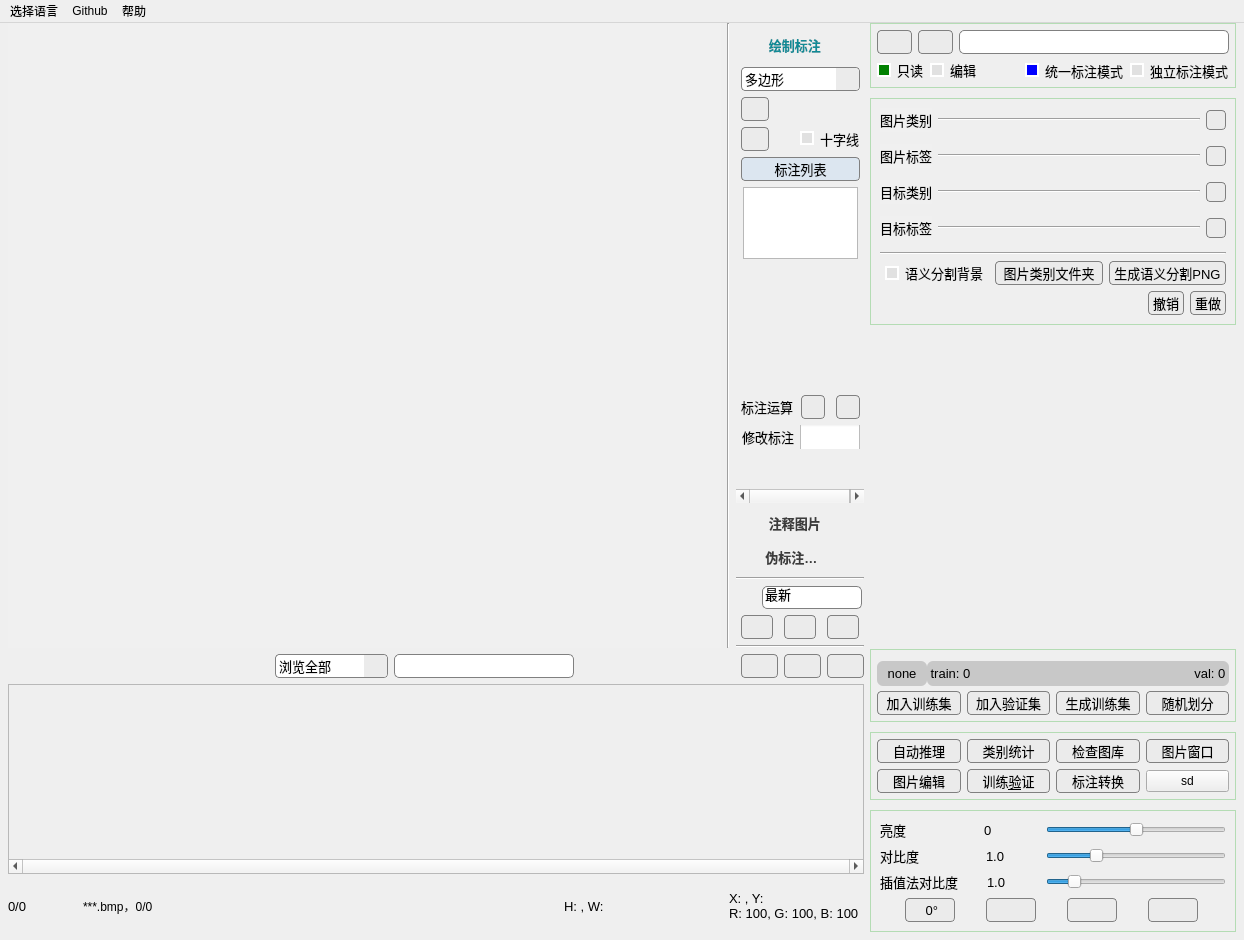
feiyuhuahuo/HuaHuoLabel, file main_window_new_fw.ui: the form before one commit.
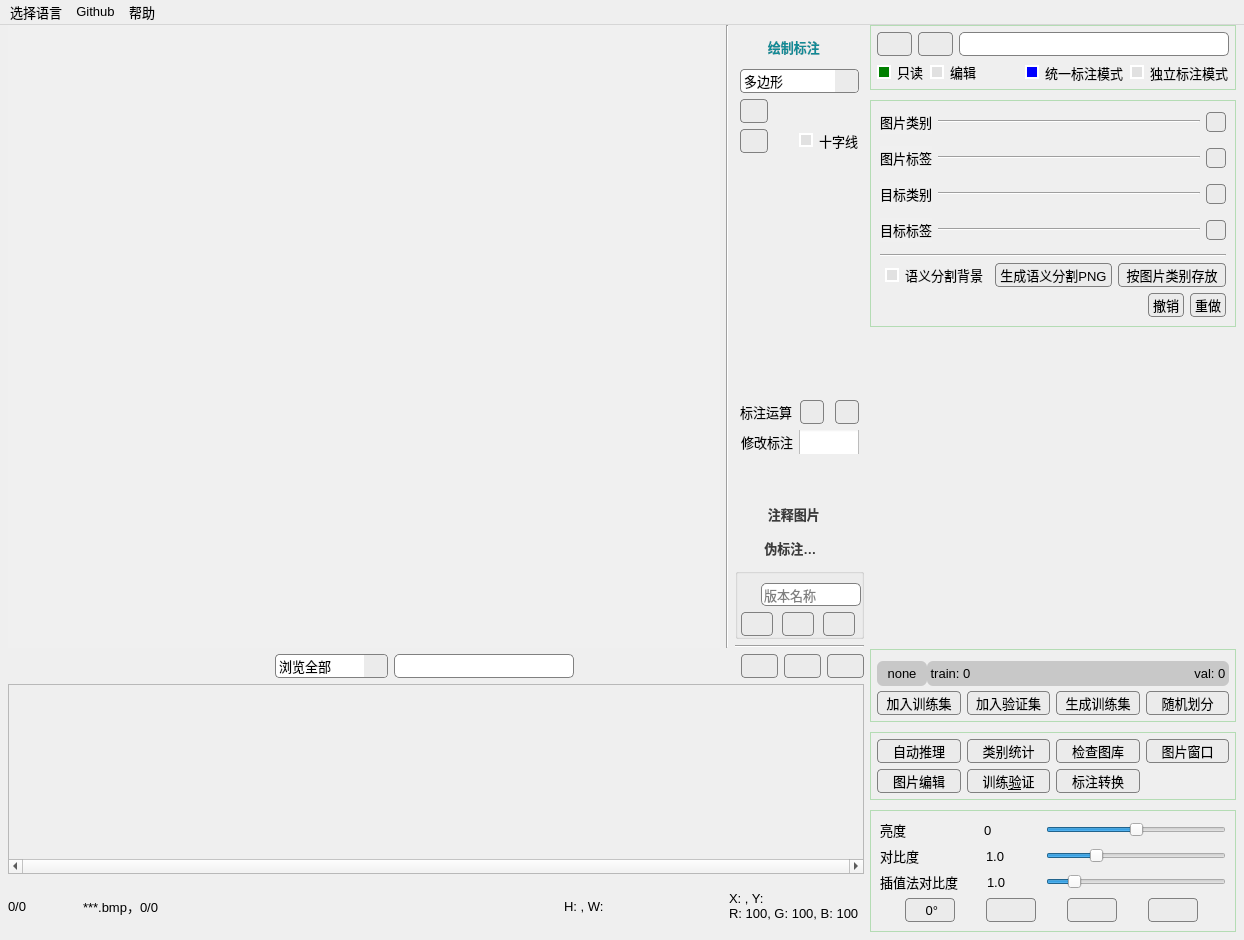
The form after the commit. Icons and pictures are not drawn. Custom widgets are drawn as their Qt base class.

```diff
--- a/main_window_new_fw.ui
+++ b/main_window_new_fw.ui
@@ -10,9 +10,18 @@
     <height>940</height>
    </rect>
   </property>
+  <property name="font">
+   <font>
+    <pointsize>10</pointsize>
+   </font>
+  </property>
   <property name="windowTitle">
    <string>花火标注</string>
   </property>
+  <property name="windowIcon">
+   <iconset>
+    <normaloff>images/icon.png</normaloff>images/icon.png</iconset>
+  </property>
   <widget class="QWidget" name="centralwidget">
    <layout class="QHBoxLayout" name="horizontalLayout_17" stretch="10,1">
     <property name="leftMargin">
@@ -73,7 +82,7 @@
          </widget>
         </item>
         <item>
-         <layout class="QVBoxLayout" name="verticalLayout_3" stretch="20,1,1,1,1">
+         <layout class="QVBoxLayout" name="verticalLayout_3" stretch="20,0,1">
           <property name="topMargin">
            <number>8</number>
           </property>
@@ -143,7 +152,7 @@
                <x>0</x>
                <y>0</y>
                <width>128</width>
-               <height>424</height>
+               <height>422</height>
               </rect>
              </property>
              <property name="font">
@@ -154,7 +163,7 @@
              <attribute name="label">
               <string>        绘制标注</string>
              </attribute>
-             <layout class="QVBoxLayout" name="verticalLayout_2" stretch="1,1,0,1,1,20,1,1,0">
+             <layout class="QVBoxLayout" name="verticalLayout_2" stretch="1,1,0,20,1,1,0">
               <property name="spacing">
                <number>6</number>
               </property>
@@ -416,60 +425,6 @@
                 </item>
                </layout>
               </item>
-              <item>
-               <widget class="QPushButton" name="pushButton_shape_list">
-                <property name="font">
-                 <font>
-                  <pointsize>10</pointsize>
-                 </font>
-                </property>
-                <property name="styleSheet">
-                 <string notr="true">border: 1px solid gray;
-padding: 1px;
-border-radius: 4px;
-background-color: rgb(220, 230, 240);</string>
-                </property>
-                <property name="text">
-                 <string>标注列表</string>
-                </property>
-               </widget>
-              </item>
-              <item alignment="Qt::AlignHCenter">
-               <widget class="ShapeListWidget" name="shape_list">
-                <property name="sizePolicy">
-                 <sizepolicy hsizetype="Minimum" vsizetype="Expanding">
-                  <horstretch>0</horstretch>
-                  <verstretch>0</verstretch>
-                 </sizepolicy>
-                </property>
-                <property name="minimumSize">
-                 <size>
-                  <width>115</width>
-                  <height>72</height>
-                 </size>
-                </property>
-                <property name="maximumSize">
-                 <size>
-                  <width>100</width>
-                  <height>10000</height>
-                 </size>
-                </property>
-                <property name="font">
-                 <font>
-                  <pointsize>10</pointsize>
-                 </font>
-                </property>
-                <property name="contextMenuPolicy">
-                 <enum>Qt::CustomContextMenu</enum>
-                </property>
-                <property name="resizeMode">
-                 <enum>QListView::Fixed</enum>
-                </property>
-                <property name="modelColumn">
-                 <number>0</number>
-                </property>
-               </widget>
-              </item>
               <item>
                <widget class="ObjList" name="obj_list" native="true">
                 <property name="sizePolicy">
@@ -671,8 +626,6 @@
              </layout>
              <zorder>checkBox_shape_edit</zorder>
              <zorder>comboBox_2</zorder>
-             <zorder>pushButton_shape_list</zorder>
-             <zorder>shape_list</zorder>
              <zorder>obj_list</zorder>
              <zorder>verticalSpacer_3</zorder>
             </widget>
@@ -682,7 +635,7 @@
                <x>0</x>
                <y>0</y>
                <width>130</width>
-               <height>424</height>
+               <height>422</height>
               </rect>
              </property>
              <attribute name="label">
@@ -1054,7 +1007,7 @@
                <x>0</x>
                <y>0</y>
                <width>128</width>
-               <height>424</height>
+               <height>422</height>
               </rect>
              </property>
              <attribute name="label">
@@ -1151,18 +1104,29 @@
            </widget>
           </item>
           <item>
-           <widget class="Line" name="line_10">
+           <widget class="VersionTrack" name="groupBox_version">
+            <property name="contextMenuPolicy">
+             <enum>Qt::CustomContextMenu</enum>
+            </property>
             <property name="styleSheet">
-             <string notr="true"/>
+             <string notr="true">QGroupBox{border：none;}</string>
             </property>
-            <property name="frameShadow">
-             <enum>QFrame::Sunken</enum>
+            <property name="title">
+             <string/>
             </property>
-            <property name="orientation">
-             <enum>Qt::Horizontal</enum>
+            <property name="flat">
+             <bool>true</bool>
             </property>
-           </widget>
-          </item>
+            <layout class="QVBoxLayout" name="verticalLayout_6">
+             <property name="leftMargin">
+              <number>0</number>
+             </property>
+             <property name="rightMargin">
+              <number>0</number>
+             </property>
+             <property name="bottomMargin">
+              <number>0</number>
+             </property>
           <item>
            <layout class="QHBoxLayout" name="horizontalLayout_11">
             <item>
@@ -1210,14 +1174,17 @@
                </font>
               </property>
               <property name="contextMenuPolicy">
-               <enum>Qt::NoContextMenu</enum>
+                  <enum>Qt::CustomContextMenu</enum>
               </property>
               <property name="styleSheet">
                <string notr="true">border: 1px solid gray;
 border-radius: 5px;</string>
               </property>
               <property name="text">
-               <string>最新</string>
+                  <string/>
+                 </property>
+                 <property name="placeholderText">
+                  <string>版本名称</string>
               </property>
              </widget>
             </item>
@@ -1251,7 +1218,7 @@
                <enum>Qt::NoContextMenu</enum>
               </property>
               <property name="toolTip">
-               <string>编辑版本记录</string>
+                  <string>编辑版本说明</string>
               </property>
               <property name="styleSheet">
                <string notr="true">QPushButton
@@ -1401,6 +1368,9 @@
             </item>
            </layout>
           </item>
+            </layout>
+           </widget>
+          </item>
           <item>
            <widget class="Line" name="line_11">
             <property name="styleSheet">
@@ -1540,6 +1510,11 @@
             <string>按标签浏览</string>
            </property>
           </item>
+          <item>
+           <property name="text">
+            <string>按形状浏览</string>
+           </property>
+          </item>
           <item>
            <property name="text">
             <string>浏览未标注</string>
@@ -1893,7 +1868,7 @@
           </property>
           <property name="font">
            <font>
-            <pointsize>9</pointsize>
+            <pointsize>10</pointsize>
            </font>
           </property>
           <property name="text">
@@ -2341,6 +2316,12 @@
       </item>
       <item>
        <widget class="QGroupBox" name="groupBox">
+        <property name="contextMenuPolicy">
+         <enum>Qt::CustomContextMenu</enum>
+        </property>
+        <property name="acceptDrops">
+         <bool>false</bool>
+        </property>
         <property name="styleSheet">
          <string notr="true">QGroupBox{border: 1px solid  rgb(180, 220, 180);}</string>
         </property>
@@ -2457,7 +2438,7 @@
           </layout>
          </item>
          <item>
-          <widget class="ImgCateButtons" name="img_cate_buttons" native="true"/>
+          <widget class="BaseButtonGroup" name="img_cate_buttons" native="true"/>
          </item>
          <item>
           <layout class="QHBoxLayout" name="horizontalLayout_30" stretch="0,10,0">
@@ -2570,7 +2551,7 @@
           </layout>
          </item>
          <item>
-          <widget class="ImgCateButtons" name="img_tag_buttons" native="true"/>
+          <widget class="BaseButtonGroup" name="img_tag_buttons" native="true"/>
          </item>
          <item>
           <layout class="QHBoxLayout" name="horizontalLayout_35" stretch="0,10,0">
@@ -2680,7 +2661,7 @@
           </layout>
          </item>
          <item>
-          <widget class="ImgCateButtons" name="obj_cate_buttons" native="true"/>
+          <widget class="BaseButtonGroup" name="obj_cate_buttons" native="true"/>
          </item>
          <item>
           <layout class="QHBoxLayout" name="horizontalLayout_38" stretch="0,10,0">
@@ -2790,7 +2771,7 @@
           </layout>
          </item>
          <item>
-          <widget class="ImgCateButtons" name="obj_tag_buttons" native="true"/>
+          <widget class="BaseButtonGroup" name="obj_tag_buttons" native="true"/>
          </item>
          <item>
           <widget class="Line" name="line_9">
@@ -2839,56 +2820,6 @@
              </property>
             </widget>
            </item>
-           <item>
-            <widget class="QPushButton" name="pushButton_cls_folder">
-             <property name="enabled">
-              <bool>true</bool>
-             </property>
-             <property name="sizePolicy">
-              <sizepolicy hsizetype="Minimum" vsizetype="Minimum">
-               <horstretch>0</horstretch>
-               <verstretch>0</verstretch>
-              </sizepolicy>
-             </property>
-             <property name="minimumSize">
-              <size>
-               <width>0</width>
-               <height>24</height>
-              </size>
-             </property>
-             <property name="font">
-              <font>
-               <pointsize>10</pointsize>
-              </font>
-             </property>
-             <property name="toolTip">
-              <string>将同一图片类别的图片存放于同一文件夹</string>
-             </property>
-             <property name="styleSheet">
-              <string notr="true">QPushButton
-{background-color: rgb(235, 235, 235);
-border: 1px solid gray;
-border-radius: 4px;
-padding-left:4px;
-padding-right:4px;
-
-
-}
- QPushButton:hover {
-            background-color:  rgb(225, 225, 225);
-}
-
- QPushButton:pressed {
-            background-color:  rgb(215, 215, 215);
-        }        
-
-</string>
-             </property>
-             <property name="text">
-              <string>图片类别文件夹</string>
-             </property>
-            </widget>
-           </item>
            <item>
             <widget class="QPushButton" name="pushButton_sem_png">
              <property name="enabled">
@@ -2939,6 +2870,56 @@
              </property>
             </widget>
            </item>
+           <item>
+            <widget class="QPushButton" name="pushButton_cls_folder">
+             <property name="enabled">
+              <bool>true</bool>
+             </property>
+             <property name="sizePolicy">
+              <sizepolicy hsizetype="Minimum" vsizetype="Minimum">
+               <horstretch>0</horstretch>
+               <verstretch>0</verstretch>
+              </sizepolicy>
+             </property>
+             <property name="minimumSize">
+              <size>
+               <width>0</width>
+               <height>24</height>
+              </size>
+             </property>
+             <property name="font">
+              <font>
+               <pointsize>10</pointsize>
+              </font>
+             </property>
+             <property name="toolTip">
+              <string>将同一图片类别的图片存放于同一文件夹</string>
+             </property>
+             <property name="styleSheet">
+              <string notr="true">QPushButton
+{background-color: rgb(235, 235, 235);
+border: 1px solid gray;
+border-radius: 4px;
+padding-left:4px;
+padding-right:4px;
+
+
+}
+ QPushButton:hover {
+            background-color:  rgb(225, 225, 225);
+}
+
+ QPushButton:pressed {
+            background-color:  rgb(215, 215, 215);
+        }        
+
+</string>
+             </property>
+             <property name="text">
+              <string>按图片类别存放</string>
+             </property>
+            </widget>
+           </item>
           </layout>
          </item>
          <item>
@@ -3727,16 +3708,6 @@
            </property>
           </widget>
          </item>
-         <item row="4" column="5">
-          <widget class="QPushButton" name="pushButton">
-           <property name="autoFillBackground">
-            <bool>true</bool>
-           </property>
-           <property name="text">
-            <string>sd</string>
-           </property>
-          </widget>
-         </item>
         </layout>
        </widget>
       </item>
@@ -4283,7 +4254,7 @@
      <x>0</x>
      <y>0</y>
      <width>1244</width>
-     <height>22</height>
+     <height>23</height>
     </rect>
    </property>
    <property name="styleSheet">
@@ -4439,11 +4410,6 @@
    <extends>QPushButton</extends>
    <header>buttonwithhoverwindow.h</header>
   </customwidget>
-  <customwidget>
-   <class>ShapeListWidget</class>
-   <extends>QListWidget</extends>
-   <header>shapelistwidget.h</header>
-  </customwidget>
   <customwidget>
    <class>SearchBox</class>
    <extends>QLineEdit</extends>
@@ -4481,12 +4447,6 @@
    <extends>QGraphicsView</extends>
    <header>centerimgview.h</header>
   </customwidget>
-  <customwidget>
-   <class>ImgCateButtons</class>
-   <extends>QWidget</extends>
-   <header>imgcatebuttons.h</header>
-   <container>1</container>
-  </customwidget>
   <customwidget>
    <class>ObjList</class>
    <extends>QWidget</extends>
@@ -4499,6 +4459,18 @@
    <header>iconspin.h</header>
    <container>1</container>
   </customwidget>
+  <customwidget>
+   <class>VersionTrack</class>
+   <extends>QGroupBox</extends>
+   <header>versiontrack.h</header>
+   <container>1</container>
+  </customwidget>
+  <customwidget>
+   <class>BaseButtonGroup</class>
+   <extends>QWidget</extends>
+   <header>basebuttongroup.h</header>
+   <container>1</container>
+  </customwidget>
  </customwidgets>
  <resources/>
  <connections/>
```
Lines whose indentation alone changed are shown as unchanged.
